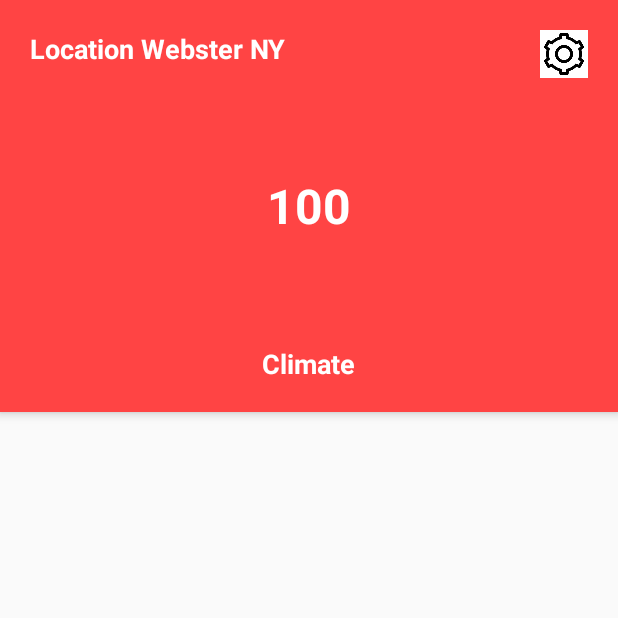
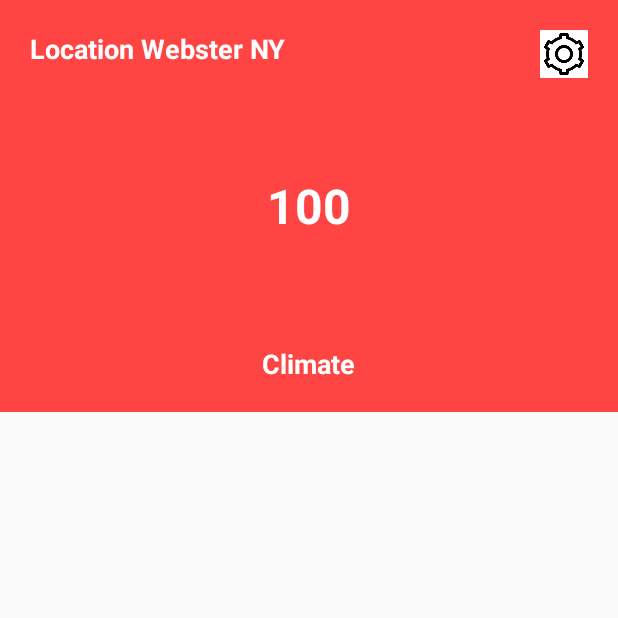
Before and after one commit to rajunagidi/MyWeather, an Android app: the screen it shows after launch (Umbrella), on a phone screen of 412 x 824 dp, the top half of it. Run offline under Robolectric (Android 15) with nearby library versions, the phone set to English and light mode, and no system bars.

```diff
--- a/app/src/main/java/com/prudvi/weather/Umbrella.java
+++ b/app/src/main/java/com/prudvi/weather/Umbrella.java
@@ -22,13 +22,12 @@ public class Umbrella extends AppCompatActivity {
 
     private static String TAG = Umbrella.class.getSimpleName();
 
-    TextView mLocation;
-    TextView mWeather;
-    TextView mTemperature;
-    ImageView mSettings;
-    RecyclerView detailedView;
-    RelativeLayout mTopSession;
-    int mMeasuringUnits = 0;
+    private TextView mLocation;
+    private TextView mWeather;
+    private TextView mTemperature;
+    private RecyclerView detailedView;
+    private RelativeLayout mTopSession;
+    private int mMeasuringUnits = 0;
     private WeatherForecastManager mForeCastManager;
 
     @Override
@@ -102,7 +101,7 @@ public class Umbrella extends AppCompatActivity {
             weatherCool.setLowest();
 
 
-            WeatherRecyclerViewAdapter adapter = new WeatherRecyclerViewAdapter("Today", forecast.getWeathers());
+            WeatherRecyclerViewAdapter adapter = new WeatherRecyclerViewAdapter(forecast.getWeathers());
             adapter.setDisplayUnits(mMeasuringUnits == 0 ? WeatherRecyclerViewAdapter.UNITS.C : WeatherRecyclerViewAdapter.UNITS.F);
             detailedView.setAdapter(adapter);
             adapter.notifyDataSetChanged();
--- a/app/src/main/java/com/prudvi/weather/jsonparser/WeatherForecastManager.java
+++ b/app/src/main/java/com/prudvi/weather/jsonparser/WeatherForecastManager.java
@@ -17,17 +17,15 @@ import java.util.ArrayList;
 import java.util.List;
 
 /**
- * Created by Prudvi Raju on 10/7/2017.
+ * Forecast Manager
  */
 
 public class WeatherForecastManager {
 
     private static final String TAG = WeatherForecastManager.class.getSimpleName();
-    private final Context mContext;
 
     public WeatherForecastManager(Context context) {
-        mContext = context;
-        if (mContext == null) throw new RuntimeException("Invalid Argument exception");
+        if (context == null) throw new RuntimeException("Invalid Argument exception");
     }
 
     public void getForeCastInfo(String zip, final OnForecastListener listener) {
@@ -39,7 +37,7 @@ public class WeatherForecastManager {
             }
 
             @Override
-            public void onError(int errorCode) {
+            public void onError() {
                 listener.onError();
             }
         });
--- a/app/src/main/java/com/prudvi/weather/task/WeatherDownloaderTask.java
+++ b/app/src/main/java/com/prudvi/weather/task/WeatherDownloaderTask.java
@@ -1,6 +1,7 @@
 package com.prudvi.weather.task;
 
 import android.os.AsyncTask;
+import android.util.Log;
 
 import java.io.BufferedReader;
 import java.io.IOException;
@@ -11,19 +12,18 @@ import java.net.MalformedURLException;
 import java.net.URL;
 
 /**
- * Created by Prudvi Raju on 10/7/2017.
+ * Downloads weather from Underground
  */
 
 public class WeatherDownloaderTask extends AsyncTask<Void, Void, String> {
 
-    OnWeatherDownloadListener mListener;
-    String mZipCode;
-    String request;
+    private final OnWeatherDownloadListener mListener;
+    private final String request;
+    private static final String TAG = "WeatherDownloaderTask";
 
     public WeatherDownloaderTask(String zipCode, OnWeatherDownloadListener listener) {
         mListener = listener;
-        mZipCode = zipCode;
-        request = String.format("http://api.wunderground.com/api/eae26379352995a4/conditions/hourly/q/%s.json", mZipCode);
+        request = String.format("http://api.wunderground.com/api/eae26379352995a4/conditions/hourly/q/%s.json", zipCode);
     }
 
     @Override
@@ -39,11 +39,11 @@ public class WeatherDownloaderTask extends AsyncTask<Void, Void, String> {
             if (resCode != HttpURLConnection.HTTP_OK) {
                 return null;
             }
-            int lenght = connection.getContentLength();
-            StringBuffer buffer = new StringBuffer();
+//            int length = connection.getContentLength();
+            StringBuilder buffer = new StringBuilder();
             InputStream inputStream = connection.getInputStream();
             BufferedReader bufferedReader = new BufferedReader(new InputStreamReader(inputStream));
-            String readLine = null;
+            String readLine;
             while ((readLine = bufferedReader.readLine()) != null) {
                 buffer.append(readLine);
             }
@@ -51,6 +51,7 @@ public class WeatherDownloaderTask extends AsyncTask<Void, Void, String> {
             return buffer.toString();
         } catch (MalformedURLException e) {
             e.printStackTrace();
+            Log.d(TAG, "malformed URL",e);
         } catch (IOException e) {
             e.printStackTrace();
 
@@ -70,13 +71,13 @@ public class WeatherDownloaderTask extends AsyncTask<Void, Void, String> {
         if (result != null) {
             mListener.onSuccess(result);
         } else {
-            mListener.onError(0);
+            mListener.onError();
         }
     }
 
     public interface OnWeatherDownloadListener {
         void onSuccess(String json);
 
-        void onError(int errorCode);
+        void onError();
     }
 }
--- a/app/src/main/res/layout/activity_umbrella.xml
+++ b/app/src/main/res/layout/activity_umbrella.xml
@@ -1,6 +1,5 @@
 <?xml version="1.0" encoding="utf-8"?>
 <LinearLayout xmlns:android="http://schemas.android.com/apk/res/android"
-    xmlns:app="http://schemas.android.com/apk/res-auto"
     xmlns:tools="http://schemas.android.com/tools"
     android:layout_width="match_parent"
     android:layout_height="match_parent"
@@ -13,7 +12,6 @@
         android:layout_width="match_parent"
         android:layout_height="0dp"
         android:layout_weight="1"
-        android:elevation="4dp"
         android:padding="20dp">
 
         <TextView
@@ -28,6 +26,7 @@
 
         <ImageView
             android:id="@+id/settings"
+            android:contentDescription="@string/app_settings_desc"
             android:layout_width="32dp"
             android:layout_height="32dp"
             android:layout_alignParentRight="true"
@@ -41,7 +40,7 @@
             android:layout_height="wrap_content"
             android:textColor="@android:color/white"
             android:textStyle="bold"
-            android:textSize="32dp"
+            android:textSize="32sp"
             android:layout_centerInParent="true"
             android:text="100" />
 
@@ -69,8 +68,8 @@
             <android.support.v7.widget.RecyclerView
                 android:id="@+id/weather_today"
                 android:layout_width="match_parent"
-                android:layout_height="match_parent"
-                android:scrollbars="vertical"></android.support.v7.widget.RecyclerView>
+                android:layout_height="wrap_content"
+                android:scrollbars="vertical"/>
 
             <!--<android.support.v7.widget.RecyclerView-->
             <!--android:id="@+id/weather_tomorrow"-->
--- a/app/src/main/res/layout/recycler_view_item_hour.xml
+++ b/app/src/main/res/layout/recycler_view_item_hour.xml
@@ -14,9 +14,11 @@
 
     <ImageView
         android:id="@+id/weather"
+
         android:layout_width="wrap_content"
         android:layout_height="wrap_content"
         android:padding="10dp"
+        android:contentDescription="@string/app_weather"
         android:src="@mipmap/ic_launcher" />
 
     <TextView
--- a/app/src/main/res/values/styles.xml
+++ b/app/src/main/res/values/styles.xml
@@ -6,7 +6,7 @@
         <item name="colorPrimary">@color/colorPrimary</item>
         <item name="colorPrimaryDark">@color/colorPrimaryDark</item>
         <item name="colorAccent">@color/colorAccent</item>
-        <item name="android:textSize">18dp</item>
+        <item name="android:textSize">18sp</item>
     </style>
     <style name="AppThemeNoActionBar" parent="AppTheme">
         <item name="windowActionBar">false</item>
```
Also changed, not shown: app/build.gradle (+5 -5 lines), app/src/main/java/com/prudvi/weather/adapter/WeatherRecyclerViewAdapter.java (+10 -10 lines), app/src/main/java/com/prudvi/weather/task/DownLoadUrlTask.java (+4 -5 lines), app/src/main/java/com/prudvi/weather/util/AppUtils.java (+8 -7 lines), app/src/main/res/values/strings.xml (+6 -4 lines).
